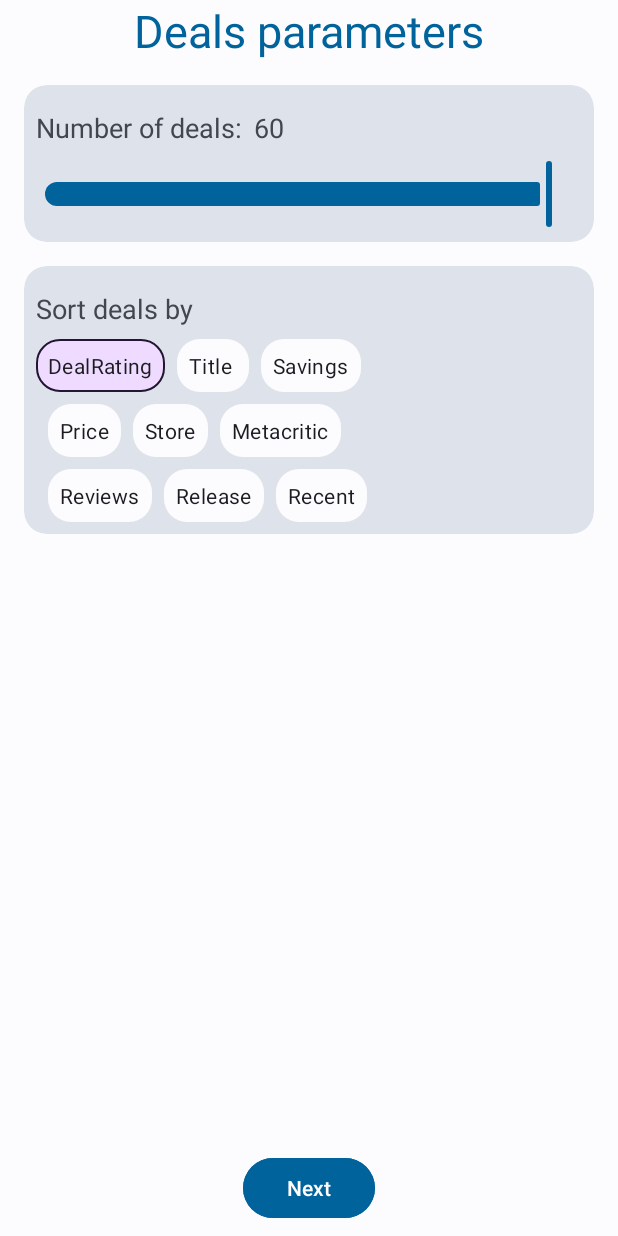
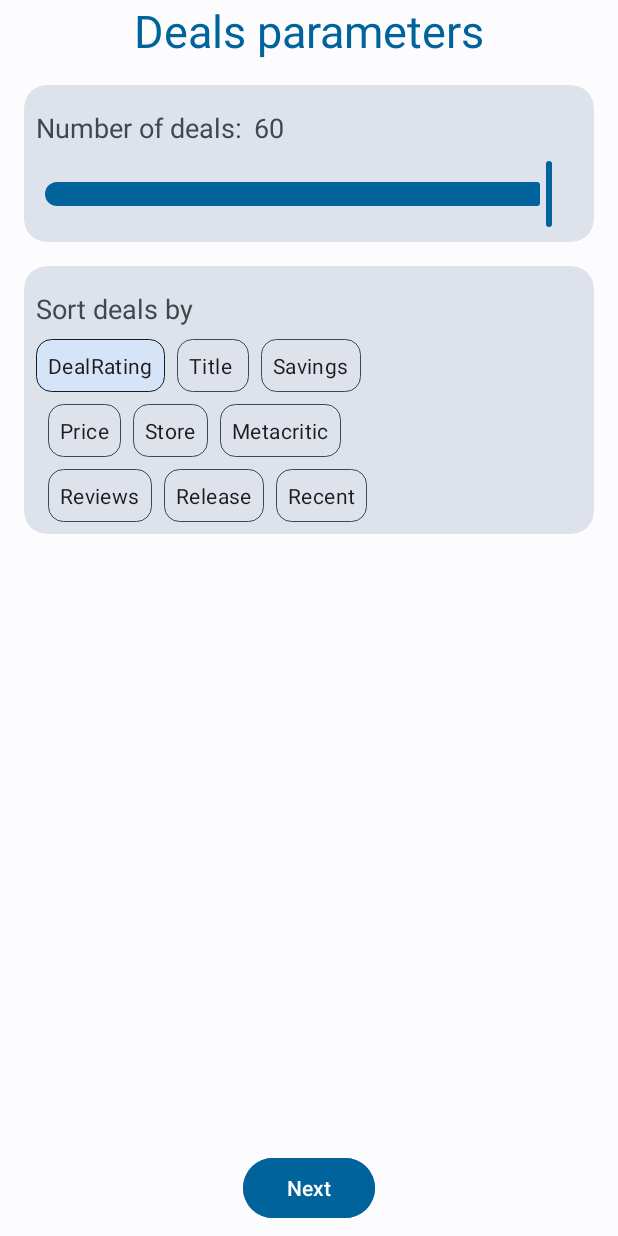
Before and after one commit to Didiloy/PromoHub, an Android app: the SelectDealsParametersActivity screen opened directly, with no data from a screen before it, on a phone screen of 412 x 824 dp. Run offline under Robolectric (Android 15) with nearby library versions, the phone set to English and light mode, and no system bars.

Commit message:
changed radiobutton background color to fit to material you guideline

```diff
--- a/app/src/main/res/drawable/bg_radio_button.xml
+++ b/app/src/main/res/drawable/bg_radio_button.xml
@@ -3,16 +3,17 @@
 
     <item android:state_checked="false">
         <shape android:shape="rectangle">
-            <solid android:color="?attr/colorSurface" />
-            <corners android:radius="15dp" />
+            <solid android:color="?attr/colorSurfaceVariant" />
+            <stroke android:color="?attr/colorOnSurfaceVariant" android:width="1px" />
+            <corners android:radius="10dp" />
         </shape>
     </item>
 
-    <item android:state_checked="true" android:color="?attr/colorOnTertiaryContainer">
+    <item android:state_checked="true">
         <shape android:shape="rectangle">
-            <solid android:color="?attr/colorTertiaryContainer" />
-            <stroke android:color="?attr/colorOnTertiaryContainer" android:width="1dp" />
-            <corners android:radius="15dp" />
+            <solid android:color="?attr/colorSecondaryContainer" />
+            <stroke android:color="?attr/colorOnSecondaryContainer" android:width="1px" />
+            <corners android:radius="10dp" />
         </shape>
     </item>
 </selector>
--- a/app/src/main/res/layout/activity_select_deals_parameters.xml
+++ b/app/src/main/res/layout/activity_select_deals_parameters.xml
@@ -149,6 +149,7 @@
                     android:layout_width="match_parent"
                     android:layout_height="wrap_content"
                     android:gravity="center_vertical">
+
 
                     <RadioButton
                         android:id="@+id/radio_button_DealRating"
```
